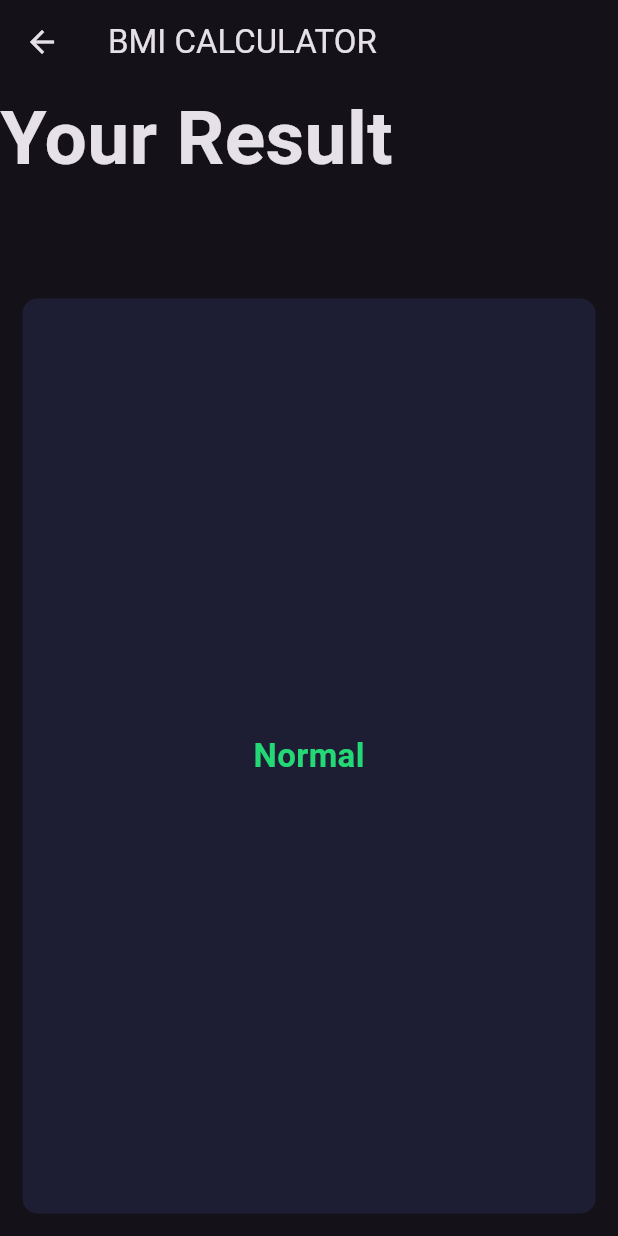
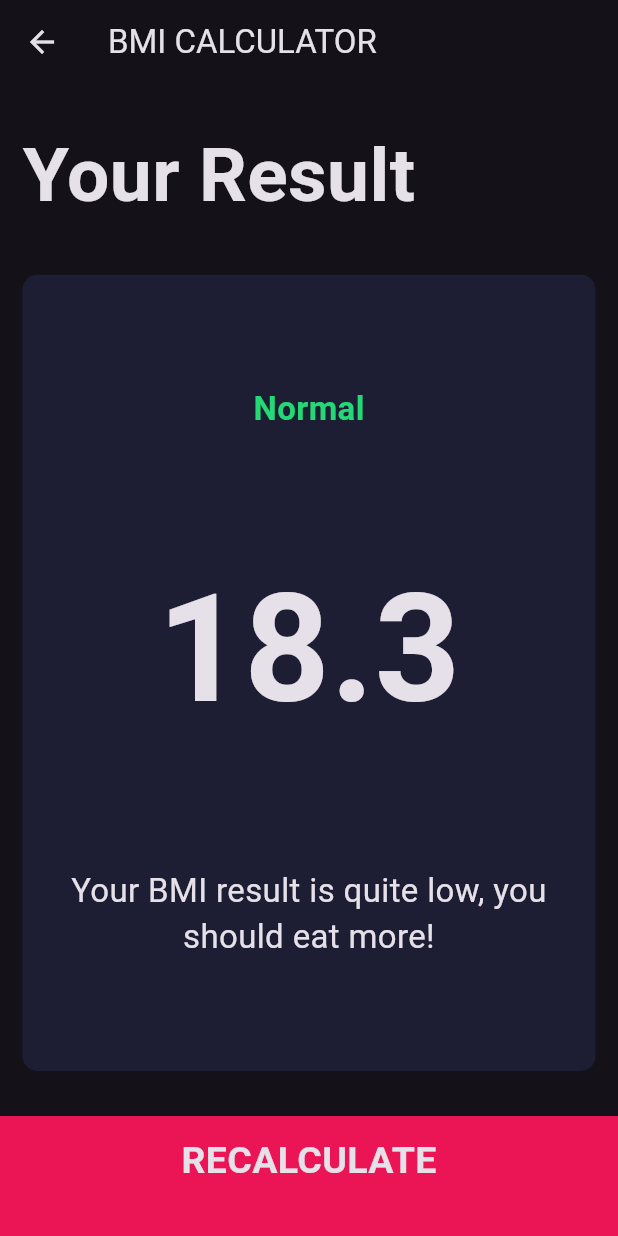
Before and after one commit to alexmortelsison/bmi_calculator, a Flutter app: the screen it shows after launch, after a tap on "CALCULATE", on a phone screen of 412 x 824 dp. Run offline on Flutter 3.47's test engine with Material 3 defaults, Android fonts, the phone set to English and light mode, and no system bars; our stand-ins replace font_awesome_flutter.

Commit message:
updated results_page

```diff
--- /dev/null
+++ b/lib/components/bottom_button.dart
@@ -0,0 +1,31 @@
+import 'package:flutter/material.dart';
+import '../constants.dart';
+
+class BottomButton extends StatelessWidget {
+  const BottomButton(
+      {super.key, required this.buttonTitle, required this.onTap});
+
+  final VoidCallback onTap;
+  final String buttonTitle;
+
+  @override
+  Widget build(BuildContext context) {
+    return GestureDetector(
+      onTap: onTap,
+      child: Container(
+        decoration: const BoxDecoration(
+          color: bottomContainerColor,
+        ),
+        margin: const EdgeInsets.only(top: 15),
+        padding: const EdgeInsets.only(bottom: 20),
+        width: double.infinity,
+        height: bottomContainerHeight,
+        child: Center(
+            child: Text(
+          buttonTitle,
+          style: largeButtonTextStyle,
+        )),
+      ),
+    );
+  }
+}
--- a/lib/icon_data.dart
+++ b/lib/components/icon_data.dart
@@ -1,5 +1,5 @@
 import 'package:flutter/material.dart';
-import 'constants.dart';
+import '../constants.dart';
 
 class IconContent extends StatelessWidget {
   const IconContent({super.key, required this.icon, required this.label});
--- /dev/null
+++ b/lib/components/round_icon_button.dart
@@ -0,0 +1,19 @@
+import 'package:flutter/material.dart';
+
+class RoundIconButton extends StatelessWidget {
+  const RoundIconButton(
+      {super.key, required this.icon, required this.onPressed});
+  final IconData icon;
+  final VoidCallback onPressed;
+  @override
+  Widget build(BuildContext context) {
+    return RawMaterialButton(
+      onPressed: onPressed,
+      elevation: 6.0,
+      constraints: const BoxConstraints.tightFor(width: 56.0, height: 56.0),
+      shape: const CircleBorder(),
+      fillColor: const Color(0xFF4C4F5E),
+      child: Icon(icon),
+    );
+  }
+}
--- a/lib/constants.dart
+++ b/lib/constants.dart
@@ -29,3 +29,12 @@ const resultTextStyle = TextStyle(
   fontSize: 22,
   fontWeight: FontWeight.bold,
 );
+
+const bmiTextStyle = TextStyle(
+  fontSize: 100,
+  fontWeight: FontWeight.bold,
+);
+
+const bodyTextStyle = TextStyle(
+  fontSize: 22,
+);
--- a/lib/main.dart
+++ b/lib/main.dart
@@ -1,5 +1,5 @@
 import 'package:flutter/material.dart';
-import 'input_page.dart';
+import 'screens/input_page.dart';
 
 void main() => runApp(const BMICalculator());
 
--- a/lib/input_page.dart
+++ b/lib/screens/input_page.dart
@@ -1,10 +1,11 @@
-import 'package:bmi_calculator/results_page.dart';
+import 'package:bmi_calculator/screens/results_page.dart';
 import 'package:flutter/material.dart';
-import 'package:flutter/widgets.dart';
-import 'constants.dart';
-import 'icon_data.dart';
-import 'reusable_card.dart';
+import '../constants.dart';
+import '../components/icon_data.dart';
+import '../components/reusable_card.dart';
 import 'package:font_awesome_flutter/font_awesome_flutter.dart';
+import '../components/bottom_button.dart';
+import '../components/round_icon_button.dart';
 
 enum Gender {
   male,
@@ -232,7 +233,8 @@ class _InputPageState extends State<InputPage> {
               ],
             ),
           ),
-          GestureDetector(
+          BottomButton(
+              buttonTitle: "CALCULATE",
               onTap: () {
                 Navigator.push(
                   context,
@@ -240,42 +242,9 @@ class _InputPageState extends State<InputPage> {
                     builder: (context) => const ResultsPage(),
                   ),
                 );
-            },
-            child: Container(
-              decoration: const BoxDecoration(
-                color: bottomContainerColor,
-              ),
-              margin: const EdgeInsets.only(top: 15),
-              padding: const EdgeInsets.only(bottom: 20),
-              width: double.infinity,
-              height: bottomContainerHeight,
-              child: const Center(
-                  child: Text(
-                "CALCULATE",
-                style: largeButtonTextStyle,
-              )),
-            ),
-          ),
+              }),
         ],
       ),
     );
   }
 }
-
-class RoundIconButton extends StatelessWidget {
-  const RoundIconButton(
-      {super.key, required this.icon, required this.onPressed});
-  final IconData icon;
-  final VoidCallback onPressed;
-  @override
-  Widget build(BuildContext context) {
-    return RawMaterialButton(
-      onPressed: onPressed,
-      elevation: 6.0,
-      constraints: const BoxConstraints.tightFor(width: 56.0, height: 56.0),
-      shape: const CircleBorder(),
-      fillColor: const Color(0xFF4C4F5E),
-      child: Icon(icon),
-    );
-  }
-}
--- a/lib/results_page.dart
+++ b/lib/screens/results_page.dart
@@ -1,6 +1,7 @@
+import 'package:bmi_calculator/components/bottom_button.dart';
 import 'package:flutter/material.dart';
-import 'constants.dart';
-import 'reusable_card.dart';
+import '../constants.dart';
+import '../components/reusable_card.dart';
 
 class ResultsPage extends StatelessWidget {
   const ResultsPage({super.key});
@@ -19,6 +20,8 @@ class ResultsPage extends StatelessWidget {
         children: [
           Expanded(
             child: Container(
+              padding: const EdgeInsets.all(15),
+              alignment: Alignment.bottomLeft,
               child: const Text(
                 "Your Result",
                 style: titleTextStyle,
@@ -37,11 +40,26 @@ class ResultsPage extends StatelessWidget {
                     "Normal",
                     style: resultTextStyle,
                   ),
+                  Text(
+                    "18.3",
+                    style: bmiTextStyle,
+                  ),
+                  Text(
+                    "Your BMI result is quite low, you should eat more!",
+                    style: bodyTextStyle,
+                    textAlign: TextAlign.center,
+                  )
                 ],
               ),
               onPress: () {},
             ),
           ),
+          BottomButton(
+            buttonTitle: "RECALCULATE",
+            onTap: () {
+              Navigator.pop(context);
+            },
+          )
         ],
       ),
     );
```
Also changed, not shown: lib/components/reusable_card.dart (renamed from lib/reusable_card.dart). Lines whose indentation alone changed are shown as unchanged.
